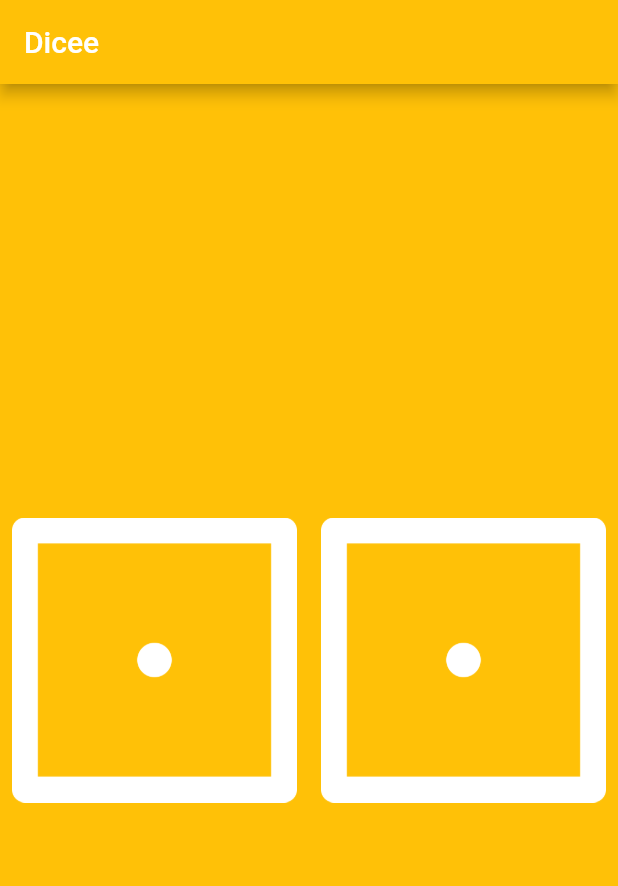
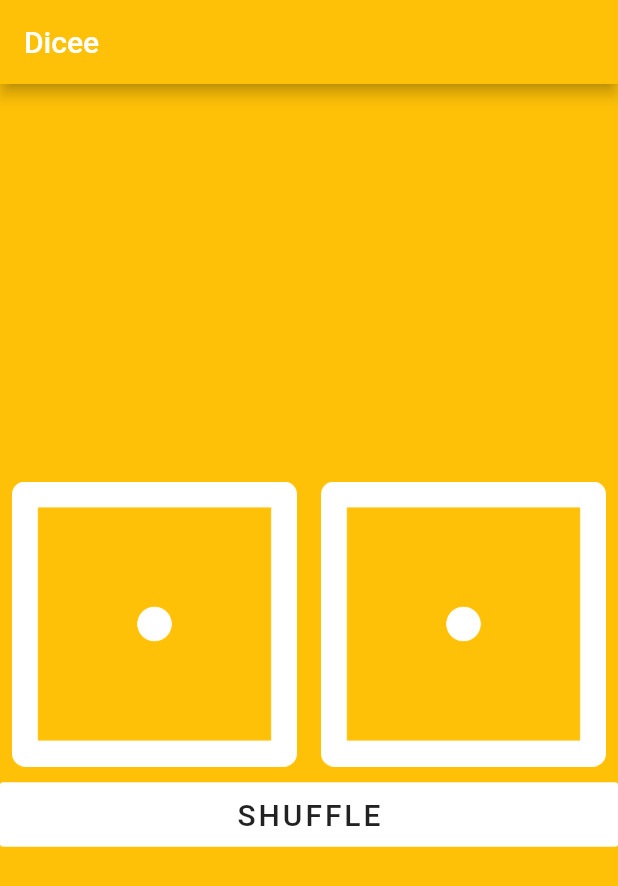
Before and after one commit to Rahulshahare/flutter-dicee, a Flutter app: the screen it shows after launch, on a phone screen of 412 x 824 dp. Shown: the top 886 px of the screen. Run offline on Flutter 3.47's test engine with Material 2 defaults, Android fonts, the phone set to English and light mode, and no system bars.

Commit message:
A SHUFFLE Button to shuffle the dicee

```diff
--- a/lib/main.dart
+++ b/lib/main.dart
@@ -70,6 +70,27 @@ class _MyHomePageState extends State<MyHomePage> {
 
             ],
           ),
+          Row(
+            children: [
+              Expanded(
+                child: FlatButton(
+                  padding: EdgeInsets.all(10.0),
+                  autofocus: true,
+                  color: Colors.white,
+                  onPressed: (){
+                    changeDiceFace();
+                  },
+                  child: Text(
+                      'SHUFFLE',
+                      style: TextStyle(
+                        fontSize: 20.0,
+                        letterSpacing: 2.0,
+                      ),
+                  ),
+                ),
+              ),
+            ],
+          ),
         ],
 
       ),
```
